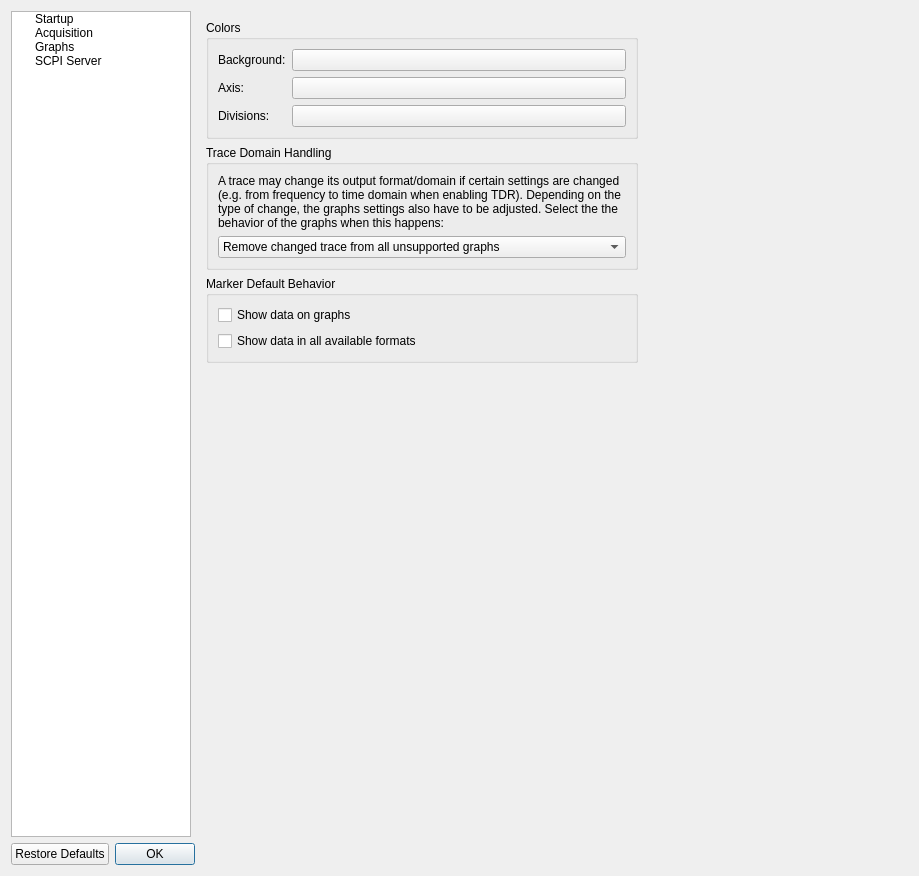
Before: the Qt Designer form Software/PC_Application/preferencesdialog.ui in jankae/LibreVNA, drawn with Qt 5.
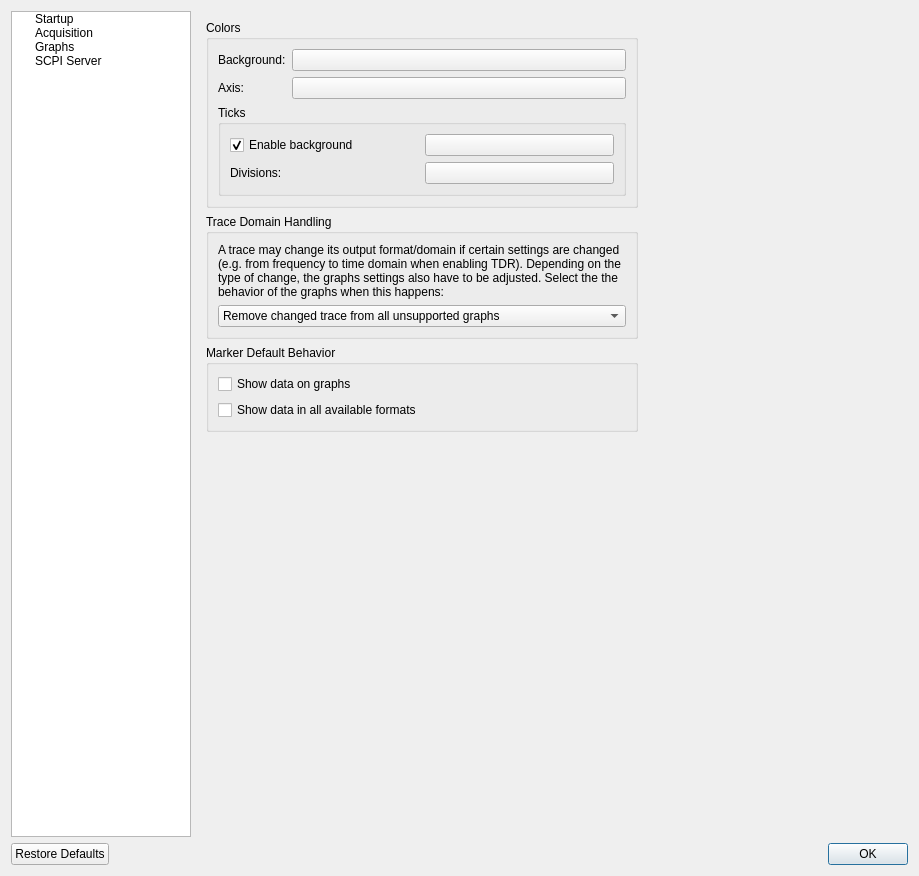
After: the same form once the commit is applied. The open tabs and pages were chosen to show the change. Custom widgets are drawn as their Qt base class.

Commit message:
gui/plotxy: implement background ticks
Improve trace readability when is displayed on xy plot.
The user is able to enable this option throughout preferences dialog.

The edit to the form file:
```diff
--- a/Software/PC_Application/preferencesdialog.ui
+++ b/Software/PC_Application/preferencesdialog.ui
@@ -13,8 +13,8 @@
   <property name="windowTitle">
    <string>Preferences</string>
   </property>
-  <layout class="QFormLayout" name="formLayout">
-   <item row="0" column="0">
+  <layout class="QVBoxLayout" name="verticalLayout_13">
+   <item>
     <layout class="QHBoxLayout" name="horizontalLayout" stretch="0,0">
      <item>
       <widget class="QTreeWidget" name="treeWidget">
@@ -690,6 +690,28 @@
                 </property>
                </widget>
               </item>
+              <item row="3" column="0" colspan="2">
+               <widget class="QGroupBox" name="groupBox_13">
+                <property name="title">
+                 <string>Ticks</string>
+                </property>
+                <property name="checkable">
+                 <bool>false</bool>
+                </property>
+                <layout class="QGridLayout" name="gridLayout">
+                 <item row="1" column="1">
+                  <widget class="ColorPickerButton" name="GraphsColorTicksBackground">
+                   <property name="text">
+                    <string/>
+                   </property>
+                   <property name="checkable">
+                    <bool>false</bool>
+                   </property>
+                   <property name="checked">
+                    <bool>false</bool>
+                   </property>
+                  </widget>
+                 </item>
               <item row="2" column="0">
                <widget class="QLabel" name="label_17">
                 <property name="text">
@@ -698,10 +720,23 @@
                </widget>
               </item>
               <item row="2" column="1">
-               <widget class="ColorPickerButton" name="GraphsColorDivisions">
+                  <widget class="ColorPickerButton" name="GraphsColorTicksDivisions">
                 <property name="text">
                  <string/>
                 </property>
+                  </widget>
+                 </item>
+                 <item row="1" column="0">
+                  <widget class="QCheckBox" name="GraphsColorTicksBackgroundEnabled">
+                   <property name="text">
+                    <string>Enable background</string>
+                   </property>
+                   <property name="checked">
+                    <bool>true</bool>
+                   </property>
+                  </widget>
+                 </item>
+                </layout>
                </widget>
               </item>
              </layout>
@@ -873,7 +908,7 @@
      </item>
     </layout>
    </item>
-   <item row="1" column="0">
+   <item>
     <widget class="QDialogButtonBox" name="buttonBox">
      <property name="orientation">
       <enum>Qt::Horizontal</enum>
```
Left out of the diff: 2 changed lines with no effect on the pictures. Lines whose indentation alone changed are shown as unchanged. The commit also changes 5 other files.
